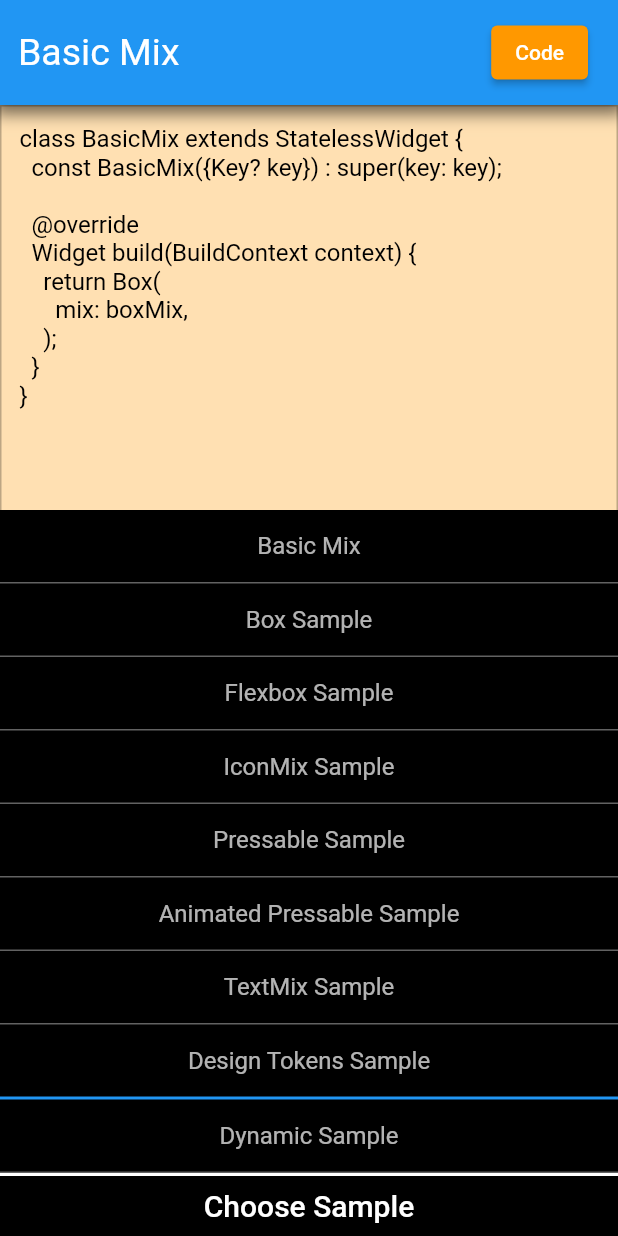
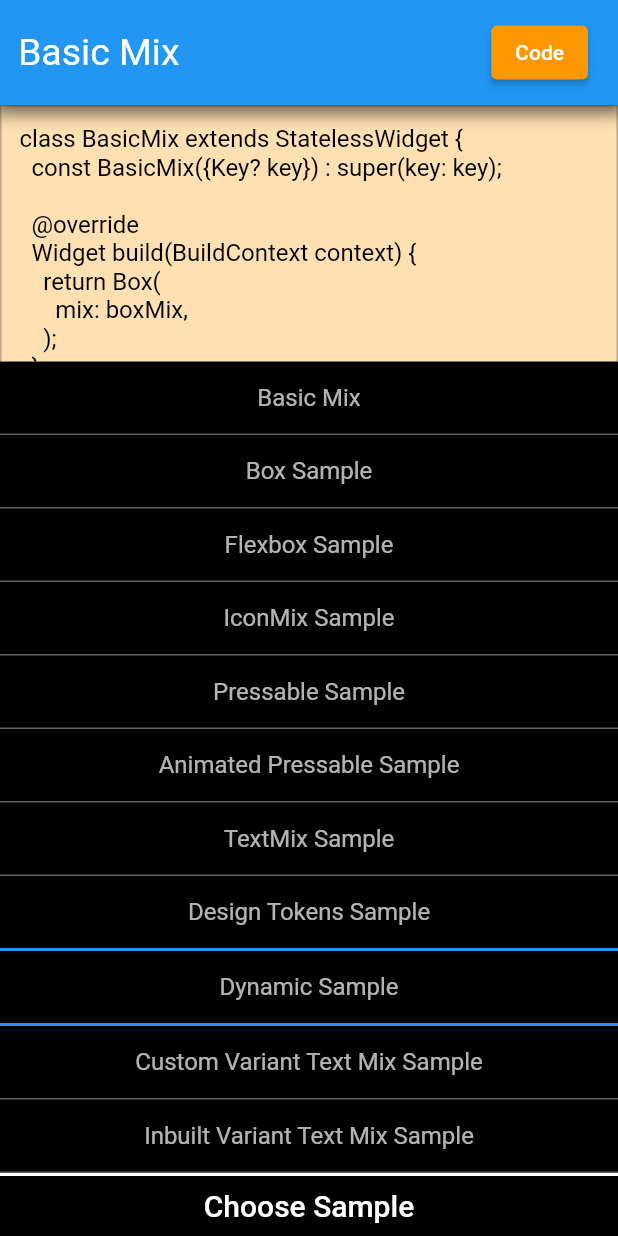
Before and after one commit to sbis04/mix-design-samples, a Flutter app: the screen it shows after launch, after a tap on "Choose Sample", after a tap on "Code", on a phone screen of 412 x 824 dp. Run offline on Flutter 3.47's test engine with Material 2 defaults, Android fonts, the phone set to English and light mode, and no system bars; missing offline and left inert: mix.

Commit message:
Added variant samples

```diff
--- a/lib/main.dart
+++ b/lib/main.dart
@@ -10,6 +10,9 @@ import 'widgets/basics/flex_box_sample.dart';
 import 'widgets/basics/icon_mix_sample.dart';
 import 'widgets/basics/pressable_sample.dart';
 import 'widgets/basics/text_mix_sample.dart';
+
+import 'widgets/others/custom_variant_text_mix.dart';
+import 'widgets/others/inbuilt_variant_mix.dart';
 
 void main() {
   runApp(const MyApp());
@@ -64,7 +67,9 @@ class SampleSelector extends StatelessWidget {
                 mkListTile(context, ANIMATED_PRESSABLE_SAMPLE),
                 mkListTile(context, TEXTMIX_SAMPLE),
                 mkListTile(context, DESIGN_TOKENS_SAMPLE, true),
-                mkListTile(context, DYNAMIC_SAMPLE)
+                mkListTile(context, DYNAMIC_SAMPLE, true),
+                mkListTile(context, CUSTOM_VARIANT_TEXTMIX_SAMPLE),
+                mkListTile(context, INBUILT_VARIANT_MIX_SAMPLE)
               ],
             ),
           ],
@@ -106,6 +111,10 @@ class _MyAppState extends State<MyApp> {
       case DYNAMIC_SAMPLE:
         _allowDarkMode = true;
         return const DynamicBoxSample();
+      case CUSTOM_VARIANT_TEXTMIX_SAMPLE:
+        return const VariantTextMix();
+      case INBUILT_VARIANT_MIX_SAMPLE:
+        return const VariantMix();
     }
 
     return Container();
--- a/lib/sample_code.dart
+++ b/lib/sample_code.dart
@@ -7,7 +7,9 @@ const String
   ANIMATED_PRESSABLE_SAMPLE = "Animated Pressable Sample",
   TEXTMIX_SAMPLE = "TextMix Sample",
   DESIGN_TOKENS_SAMPLE = "Design Tokens Sample",
-  DYNAMIC_SAMPLE = "Dynamic Sample";
+  DYNAMIC_SAMPLE = "Dynamic Sample",
+  CUSTOM_VARIANT_TEXTMIX_SAMPLE = "Custom Variant Text Mix Sample",
+  INBUILT_VARIANT_MIX_SAMPLE = "Inbuilt Variant Text Mix Sample";
 
 class SampleCode {
   const SampleCode();
@@ -101,6 +103,7 @@ class BasicMix extends StatelessWidget {
         elevation(8),
         padding(20),
         rounded(30),
+        align(Alignment.center),
         bgColor(Colors.white),
         border(
           color: Colors.black,
@@ -233,6 +236,77 @@ class DynamicBoxSample extends StatelessWidget {
     );
   }
 }
+''',
+  CUSTOM_VARIANT_TEXTMIX_SAMPLE:
+'''
+const myStyle = Variant('myStyle');
+
+Mix get style => Mix(
+      titleCase(),
+      myStyle(
+        font(
+          color: Colors.red,
+          size: 24.0,
+        ),
+      ),
+    );
+
+class VariantTextMix extends StatelessWidget {
+  const VariantTextMix({Key? key}) : super(key: key);
+
+  @override
+  Widget build(BuildContext context) {
+    return Column(
+      mainAxisAlignment: MainAxisAlignment.spaceEvenly,
+      children: [
+        TextMix(
+          'design system',
+          mix: style,
+        ),
+        TextMix(
+          'design system',
+          mix: style,
+          variant: myStyle,
+        ),
+      ],
+    );
+  }
+}
+''',
+  INBUILT_VARIANT_MIX_SAMPLE:
+'''
+Mix get inbuiltVariantMix => Mix(
+      rounded(35),
+      elevation(8),
+      width(100),
+      height(50),
+      bgColor(Colors.redAccent),
+      border(
+        color: Colors.redAccent,
+        width: 3,
+      ),
+      hover(
+        border(color: Colors.greenAccent),
+      ),
+      press(
+        bgColor(Colors.greenAccent),
+        border(color: Colors.redAccent),
+        elevation(1),
+      ),
+    );
+
+class VariantMix extends StatelessWidget {
+  const VariantMix({Key? key}) : super(key: key);
+
+  @override
+  Widget build(BuildContext context) {
+    return Pressable(
+      mix: inbuiltVariantMix,
+      onPressed: () {},
+      child: const Box(),
+    );
+  }
+}
 '''
 };
 
```
Also changed, not shown: lib/widgets/others/inbuilt_variant_text_mix.dart (deleted, +0 -35 lines).
